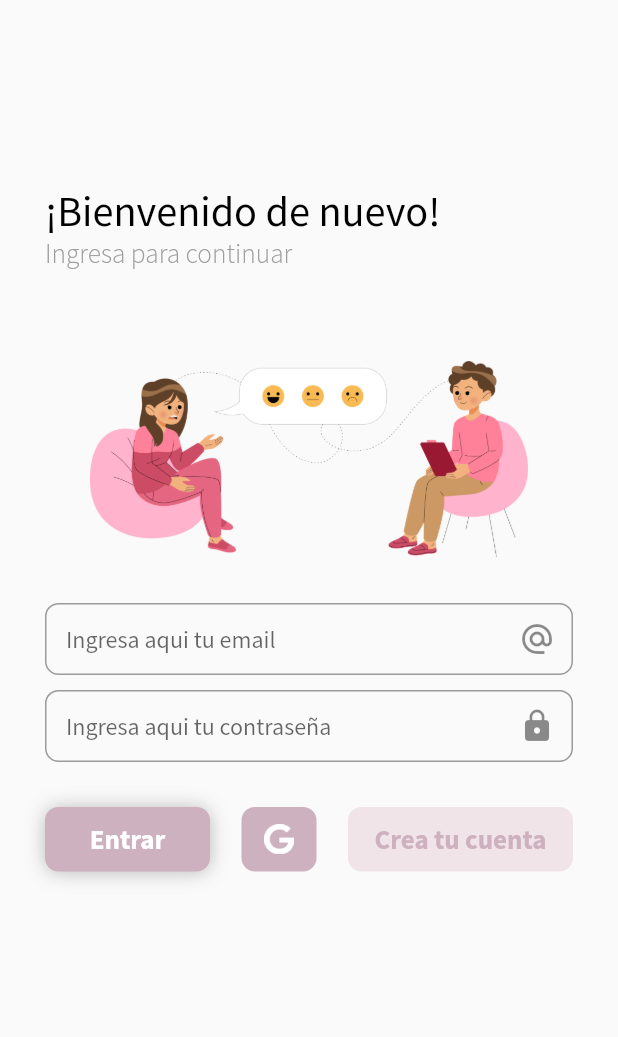
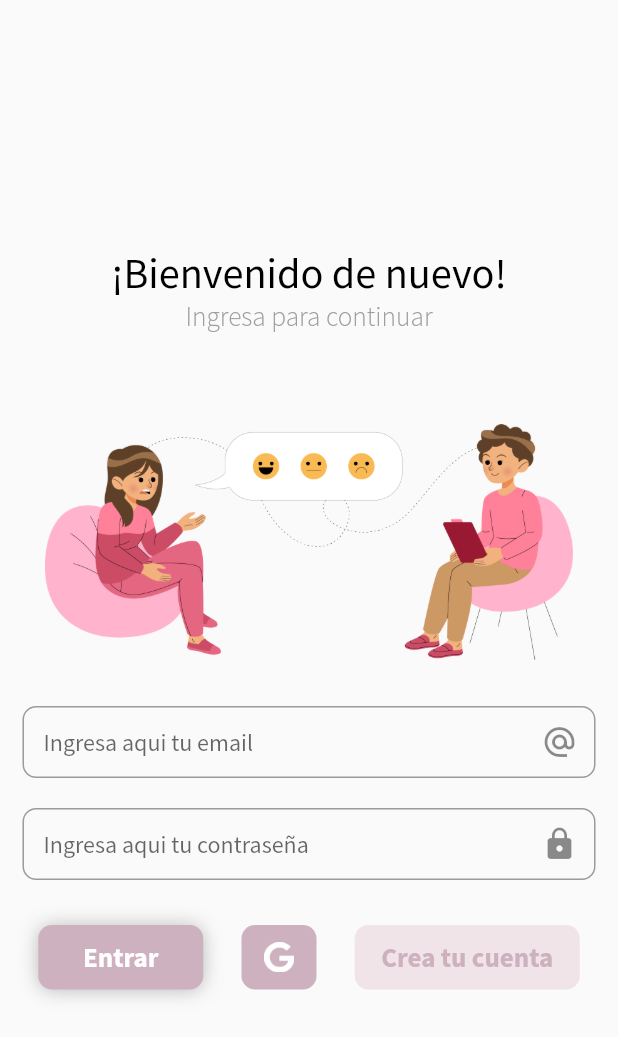
Before and after one commit to Rguarnizo/PsyBrain, a Flutter app: the screen it shows after launch, on a phone screen of 412 x 824 dp. Shown: the top 1037 px of the screen. Run offline on Flutter 3.47's test engine with Material 2 defaults, Android fonts, the phone set to English and light mode, and no system bars; our stand-ins replace cloud_firestore, firebase_auth, firebase_core, flutter_bloc, google_sign_in; accounts and stored records are empty.

Commit message:
BLoC, Separación Logica y UI.

```diff
--- a/lib/Pages/register_page_profSalud.dart
+++ b/lib/Pages/register_page_profSalud.dart
@@ -195,7 +195,7 @@ class _RegisterPageStateProfSalud extends State<RegisterPageProfSalud> {
             });
             }else {
               //?Si no hay errores se dirige al home con el usuario que se acabó de crear.
-              Navigator.pushAndRemoveUntil(context, MaterialPageRoute(builder: (context) => HomePage(user: result)), (route) => false);
+              Navigator.pushAndRemoveUntil(context, MaterialPageRoute(builder: (context) => HomePage()), (route) => false);
             }
           }
         },
--- a/lib/Pages/singin_page.dart
+++ b/lib/Pages/singin_page.dart
@@ -1,12 +1,19 @@
 import 'package:PsyBrain/Pages/home_page.dart';
+import 'package:PsyBrain/models/User/bloc_user.dart';
 import 'package:PsyBrain/utils/login_buttons.dart';
-import 'package:PsyBrain/utils/sing_in_firebase.dart';
 import 'package:firebase_auth/firebase_auth.dart';
 import 'package:flutter/material.dart';
+import 'package:flutter_bloc/flutter_bloc.dart';
 
 
 
-class SignInScreen extends StatelessWidget {
+class SignInScreen extends StatefulWidget {
+  @override
+  _SignInScreenState createState() => _SignInScreenState();
+}
+
+class _SignInScreenState extends State<SignInScreen> {
+  UserBloc user;
 
   String emailInput;
   String passwordInput;
@@ -14,49 +21,22 @@ class SignInScreen extends StatelessWidget {
   final _formKey = new GlobalKey<FormState>();
 
 
+
   @override
   Widget build(BuildContext context) {
 
+    user = BlocProvider.of<UserBloc>(context);
+
     return Scaffold(
-      body: Container(
-        margin: EdgeInsets.only(top: 122.35, left: 30.0, right: 30.0),
-        height: 800,
+      body:Center(
         child: ListView(
-
+            shrinkWrap: true,
             children: [
               _titulo(),
               _subtitle(),
               _image(),
-            Container(
-
-              child: Form(
-                key: _formKey,
-                child: Column(
-                  mainAxisAlignment: MainAxisAlignment.spaceBetween,
-                  children: [
-                    _emailInput(),
-                    SizedBox(height: 10,),
-                    _passwordInput(),
-                  ],
-                ),
-              ),
-            ),
-            Flexible(
-              child: Container(
-                margin: EdgeInsets.only(top: 30),
-                child: Row(
-                    mainAxisAlignment: MainAxisAlignment.spaceBetween,
-                    children: [
-                      botonEntrar(context),
-                      botonGoogle(context),
-                      botonCrearCuenta(context),
-
-                    ],
-
-                  ),
-
-              ),
-            ),
+              _inputsFields(),
+              _buttons(),
               //botonCrearCuentaUsuario(context),
             ],
           ),
@@ -66,7 +46,8 @@ class SignInScreen extends StatelessWidget {
 
   Widget _titulo() {
 
-    return Text(
+    return Center(
+      child: Text(
         '¡Bienvenido de nuevo!',
         style: TextStyle(
             color: Colors.black,
@@ -75,11 +56,13 @@ class SignInScreen extends StatelessWidget {
             fontWeight: FontWeight.w400
             //fontWeight: FontStyle.italic,
             ),
+      ),
     );
   }
 
   Widget _subtitle() {
-    return Text(
+    return Center(
+      child: Text(
         'Ingresa para continuar',
         style: TextStyle(
             color: Colors.grey,
@@ -87,6 +70,7 @@ class SignInScreen extends StatelessWidget {
             fontFamily: 'SourceSansPro',
             fontSize: 18.2,
             fontWeight: FontWeight.w300),
+      ),
     );
   }
 
@@ -162,11 +146,10 @@ class SignInScreen extends StatelessWidget {
 
         Navigator.pushAndRemoveUntil(context,
         MaterialPageRoute(
-          builder: (context) => HomePage(user: userCredential.user),)
+          builder: (context) => HomePage(),)
         , (route) => false);
       }});
   }
-
 
   Widget botonGoogle(BuildContext context){
     return MyButton(
@@ -175,13 +158,10 @@ class SignInScreen extends StatelessWidget {
         width: 50,
         image: AssetImage('assets/imgs/google_icon.png'),
         action: (){
-          signInWithGoogle().then((value) =>
-            Navigator.pushAndRemoveUntil(context, MaterialPageRoute(builder: (context) => HomePage(user: value),), (route) => false)
-          );
+          user.signInGoogle();
         },
       );
     }
-
 
     Widget botonCrearCuenta(BuildContext context) {
       return MyButton(
@@ -195,6 +175,7 @@ class SignInScreen extends StatelessWidget {
         withShadow: false,
     );
   }
+
   Widget botonCrearCuentaUsuario(BuildContext context) {
     return MyButton(
       action: () {
@@ -207,4 +188,41 @@ class SignInScreen extends StatelessWidget {
       withShadow: false,
     );
   }
+
+  @override
+  void dispose() {
+    user.dispose();
+    super.dispose();
   }
+
+  _inputsFields() {
+    return Container(
+      padding: EdgeInsets.symmetric(horizontal: 15),
+      child: Form(
+        key: _formKey,
+        child: Column(
+          mainAxisAlignment: MainAxisAlignment.spaceEvenly,
+          children: [
+            _emailInput(),
+            SizedBox(height: 20.0,),
+            _passwordInput(),
+          ],
+        ),
+      ),
+    );
+  }
+
+  _buttons() {
+    return Container(
+      margin: EdgeInsets.only(top: 30),
+      child: Row(
+          mainAxisAlignment: MainAxisAlignment.spaceEvenly,
+          children: [
+            botonEntrar(context),
+            botonGoogle(context),
+            botonCrearCuenta(context),
+          ],
+        ),
+    );
+  }
+}
--- a/lib/Pages/user_register_page.dart
+++ b/lib/Pages/user_register_page.dart
@@ -187,7 +187,7 @@ class _UserRegisterPageState extends State<UserRegisterPage> {
             //?Si no hay errores se dirige al home con el usuario que se acabó de crear.
             Navigator.pushAndRemoveUntil(
                 context,
-                MaterialPageRoute(builder: (context) => HomePage(user: result)),
+                MaterialPageRoute(builder: (context) => HomePage()),
                 (route) => false);
           }
         }
--- a/lib/main.dart
+++ b/lib/main.dart
@@ -1,4 +1,7 @@
 
+import 'package:PsyBrain/Pages/home_page.dart';
+import 'package:PsyBrain/models/User/bloc_user.dart';
+import 'package:PsyBrain/models/providers.dart';
 import 'package:PsyBrain/routes/routes.dart';
 
 import 'package:PsyBrain/utils/theme_config.dart';
@@ -8,6 +11,7 @@ import 'package:flutter/material.dart';
 import 'package:flutter/services.dart';
 
 import 'package:firebase_core/firebase_core.dart';
+import 'package:flutter_bloc/flutter_bloc.dart';
 import 'Pages/singin_page.dart';
 
 
@@ -18,22 +22,48 @@ void main() async {
     statusBarIconBrightness: Brightness.dark,
   ));
   WidgetsFlutterBinding.ensureInitialized();
+  await Firebase.initializeApp();
+  runApp(PsyBrain());
 
-  runApp(PsyBrain());
-  Firebase.initializeApp();
+
 }
 
 class PsyBrain extends StatelessWidget {
   // This widget is the root of your application.
   @override
   Widget build(BuildContext context) {
-        return MaterialApp(
-        title: 'PsyBrain',
-        routes: getApplicationRoutes(),
-        theme: getThemeConfig(),
-        home: SignInScreen(),
-        debugShowCheckedModeBanner: false,
-      );
+        return MultiBlocProvider(
+          providers: getProviders(),
+          child: MaterialApp(
+          title: 'PsyBrain',
+          routes: getApplicationRoutes(),
+          theme: getThemeConfig(),
+          home:  UserLogged(),
+          debugShowCheckedModeBanner: false,
+      ),
+        );
   }
 
 }
+
+class UserLogged extends StatelessWidget {
+  const UserLogged({Key key}) : super(key: key);
+
+  @override
+  Widget build(BuildContext context) {
+    UserBloc user = BlocProvider.of<UserBloc>(context);
+
+    return StreamBuilder(
+      stream: user.authStatus,
+      builder: (context, snapshot) {
+      if (!snapshot.hasData || snapshot.hasError) {
+            user.dispose();
+            return SignInScreen();
+      } else {
+            user.dispose();
+            return HomePage();
+        }
+      },
+    );
+  }
+}
--- /dev/null
+++ b/lib/models/User/bloc_user.dart
@@ -0,0 +1,69 @@
+import 'package:PsyBrain/models/User/database_service.dart';
+import 'package:cloud_firestore/cloud_firestore.dart';
+import 'package:firebase_auth/firebase_auth.dart';
+import 'package:flutter/cupertino.dart';
+import 'package:flutter_bloc/flutter_bloc.dart';
+
+import 'auth_service.dart';
+
+
+
+class UserBloc extends Bloc {
+
+    @override
+  void dispose() {
+    // TODO: implement dispose
+  }
+
+  @override
+  Stream mapEventToState(event) {
+    // TODO: implement mapEventToState
+
+  }
+
+  Map<String,dynamic> userData;
+
+  final authService = AuthAPI();
+  final dataBaseService = DataBaseApi();
+  final String dbPath = 'Users';
+
+
+  Stream<User> streamFirebase =
+      FirebaseAuth.instance.authStateChanges();
+
+  UserBloc({initialState}) : super(initialState);
+  Stream<User> get authStatus => streamFirebase;
+
+  User get currentUser => FirebaseAuth.instance.currentUser;
+
+  String get userUid => FirebaseAuth.instance.currentUser.uid;
+  //Caso de uso: Inicio de sesion de Google
+  Future<User> signInGoogle() {
+    return authService.signInGoogle();
+  }
+
+
+  //Caso de uso: Inicio de sesión con email y password
+  Future<User> signInWithEmailAndPassword(String email, String password, BuildContext context) {
+    return authService.signInWithEmailAndPassword(email, password, context);
+  }
+
+  Future<void> getInfo() async{
+    DocumentSnapshot dsUser = await dataBaseService.getDocumentInfo(collection: dbPath, document: userUid);
+
+    userData = dsUser.data();
+
+
+    return;
+  }
+
+  Future updateInfo() async{
+    return await dataBaseService.updateInfo(collection: dbPath, document: userUid, data: userData);
+  }
+
+
+  void signOut() {
+    authService.signOut();
+  }
+
+}
--- /dev/null
+++ b/lib/models/User/database_service.dart
@@ -0,0 +1,19 @@
+
+import 'package:cloud_firestore/cloud_firestore.dart';
+import 'package:flutter/material.dart';
+
+class DataBaseApi {
+
+  FirebaseFirestore dbRef = FirebaseFirestore.instance;
+
+  Future<DocumentSnapshot> getDocumentInfo({@required String collection,@required String document}){
+    return dbRef.collection(collection).doc(document).get();
+  }
+
+  Future<void> updateInfo({@required String collection,@required String document,@required data}){
+    return dbRef.collection(collection).doc(document).set(data);
+  }
+
+
+
+}
--- /dev/null
+++ b/lib/models/providers.dart
@@ -0,0 +1,11 @@
+
+
+
+import 'package:PsyBrain/models/User/bloc_user.dart';
+import 'package:flutter_bloc/flutter_bloc.dart';
+
+getProviders(){
+  return [
+    BlocProvider(create:(_) => UserBloc(),),
+  ];
+}
--- a/pubspec.yaml
+++ b/pubspec.yaml
@@ -29,7 +29,7 @@ dependencies:
   firebase_storage: ^4.0.1
   google_sign_in: ^4.5.5
   cloud_firestore: ^0.14.1+3
-  provider: ^2.0.1
+  flutter_bloc:
   flare_flutter: ^2.0.6
 
 
```
Also changed, not shown: lib/Pages/home_page.dart (+14 -10 lines), lib/Pages/info_page_profsalud.dart (+19 -43 lines), lib/models/User/auth_service.dart (added, +56 -0 lines), pubspec.lock. Lines whose indentation alone changed are shown as unchanged.
